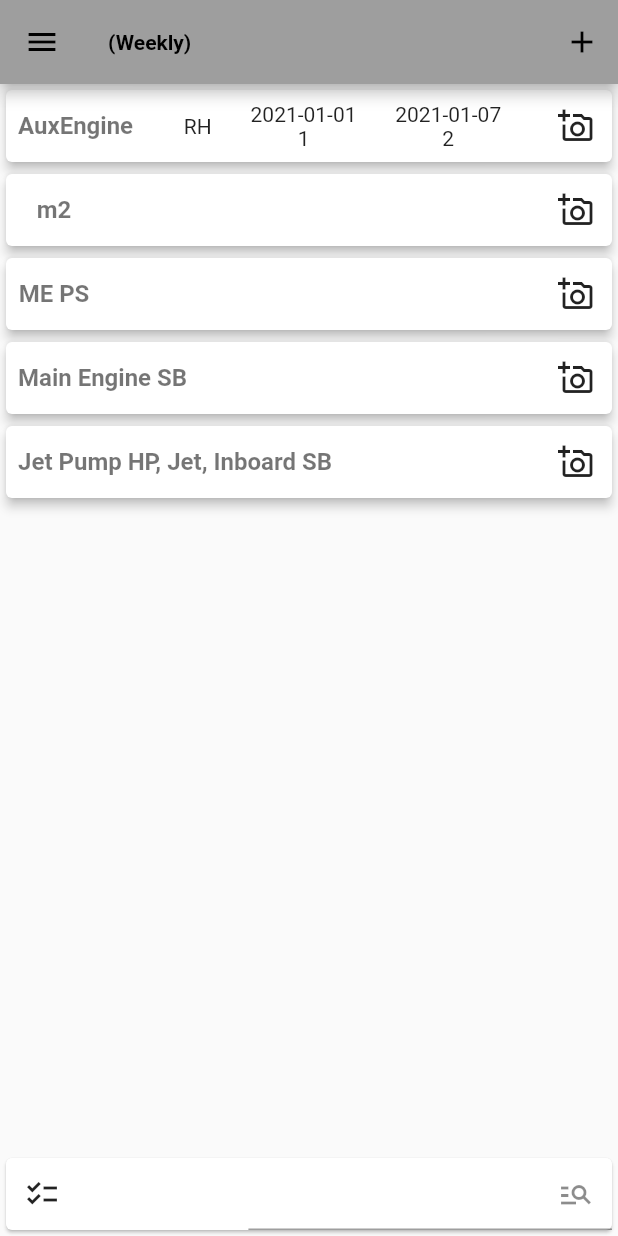
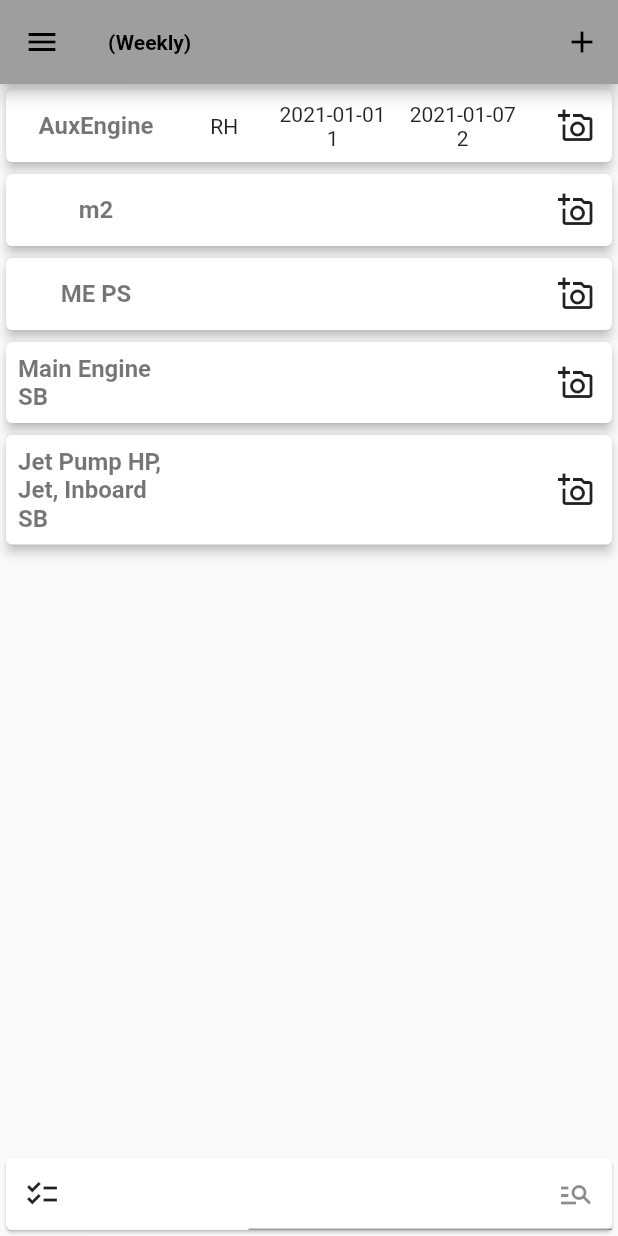
Before and after one commit to lavruh/ValueCollector, a Flutter app: the screen it shows after launch, on a phone screen of 412 x 824 dp. Run offline on Flutter 3.47's test engine with Material 2 defaults, Android fonts, the phone set to English and light mode, and no system bars; our stand-ins replace camera, file_picker, get, shared_preferences; missing offline and left inert: google_ml_vision, syncfusion_flutter_pdf; Roboto replaces fonts that are missing (Georgia).

Commit message:
layout fix

```diff
--- a/lib/ui/screens/meters_screen.dart
+++ b/lib/ui/screens/meters_screen.dart
@@ -6,9 +6,6 @@ import 'package:rh_collector/domain/states/meters_state.dart';
 import 'package:rh_collector/ui/widgets/drawer_menu_widget.dart';
 import 'package:rh_collector/ui/widgets/meter_widget.dart';
 import 'package:rh_collector/ui/widgets/meters_bottom_panel_widget.dart';
-
-// TODO Drawer menu
-// TODO Open pdf , get meters data
 
 class MetersScreen extends StatefulWidget {
   const MetersScreen({Key? key}) : super(key: key);
@@ -45,14 +42,16 @@ class _MetersScreenState extends State<MetersScreen> {
           return ListView.builder(
             itemCount: _.meters.length,
             itemBuilder: (BuildContext context, int i) {
-              return MeterWidget(meter: _.meters[i]);
+              Get.put<Meter>(_.meters[i], tag: _.meters[i].id);
+              return MeterWidget(meterId: _.meters[i].id);
             },
           );
         } else {
           return Container();
         }
       }),
-      bottomSheet: const MetersBottomPanalWidget(),
+      bottomNavigationBar: const MetersBottomPanalWidget(),
+      resizeToAvoidBottomInset: true,
       drawer: DrawerMenuWidget(),
     );
   }
--- a/lib/ui/widgets/meter_widget.dart
+++ b/lib/ui/widgets/meter_widget.dart
@@ -7,32 +7,39 @@ import 'package:rh_collector/ui/screens/meter_edit_screen.dart';
 import 'package:rh_collector/ui/widgets/meter_value_widget.dart';
 
 class MeterWidget extends StatelessWidget {
-  MeterWidget({Key? key, required Meter meter})
-      : _meter = Get.put<Meter>(meter, tag: meter.id);
-
-  final Meter _meter;
+  MeterWidget({Key? key, required String meterId}) : _id = meterId;
+  String _id;
+  late Meter _meter;
 
   @override
   Widget build(BuildContext context) {
+    _meter = Get.find<Meter>(tag: _id);
     return Card(
       elevation: 3,
       child: GetBuilder<Meter>(
-          tag: _meter.id,
+          tag: _id,
           builder: (_) {
             return Wrap(
               alignment: WrapAlignment.spaceBetween,
               crossAxisAlignment: WrapCrossAlignment.center,
               children: [
-                TextButton(
+                SizedBox(
+                  width: 120,
+                  child: TextButton(
                     onPressed: () {
                       _openEditor(context);
                     },
                     child: Text(
                       _meter.name,
+                      overflow: TextOverflow.clip,
                       style: Theme.of(context).textTheme.headline2,
                     ),
                   ),
-                Text(_meter.unit ?? ""),
+                ),
+                SizedBox(
+                  width: 30,
+                  child: Text(_meter.unit ?? ""),
+                ),
                 _meter.values.length > 1
                     ? MeterValueWidget(v: _meter.values.reversed.toList()[1])
                     : const SizedBox.shrink(),
@@ -55,13 +62,14 @@ class MeterWidget extends StatelessWidget {
         context,
         MaterialPageRoute(
             builder: (context) => MeterEditScreen(
-                  meter: _meter,
+                  meter: Get.find<Meter>(tag: _id),
                 )));
   }
 
   _addReading(BuildContext context) async {
     String reading = await Navigator.push(
         context, MaterialPageRoute(builder: (context) => CameraScreen()));
-    _meter.addValue(MeterValue(DateTime.now(), int.tryParse(reading) ?? 0));
+    Get.find<Meter>(tag: _id)
+        .addValue(MeterValue(DateTime.now(), int.tryParse(reading) ?? 0));
   }
 }
```
Lines whose indentation alone changed are shown as unchanged.
